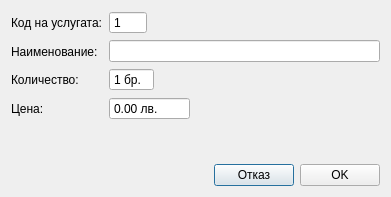
Qt form src/View/FinancialView/BusinessOpEditDialog/BusinessOpEditDialog.ui (thefinalcutbg/DinoDent) before a commit.
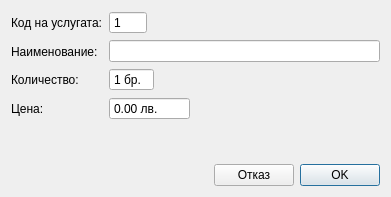
The same form after that commit.

```diff
--- a/src/View/FinancialView/BusinessOpEditDialog/BusinessOpEditDialog.ui
+++ b/src/View/FinancialView/BusinessOpEditDialog/BusinessOpEditDialog.ui
@@ -186,6 +186,9 @@
        <property name="text">
         <string>Отказ</string>
        </property>
+       <property name="autoDefault">
+        <bool>false</bool>
+       </property>
       </widget>
      </item>
      <item>
```
